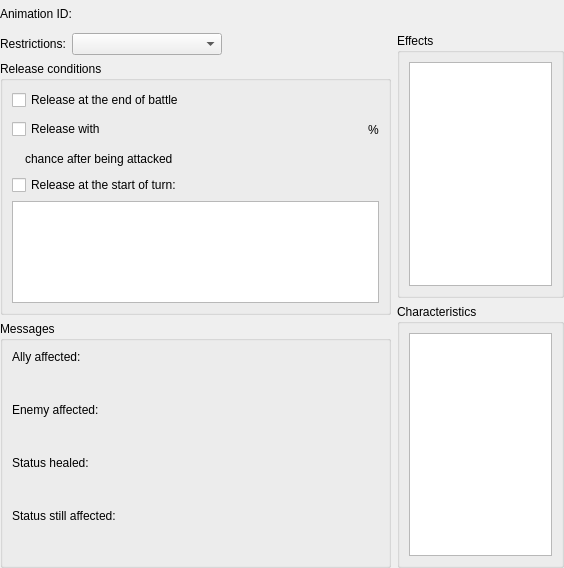
Before: the Qt Designer form Editor/CustomWidgets/panelstatus.ui in RPG-Paper-Maker/RPG-Paper-Maker, drawn with Qt 5.
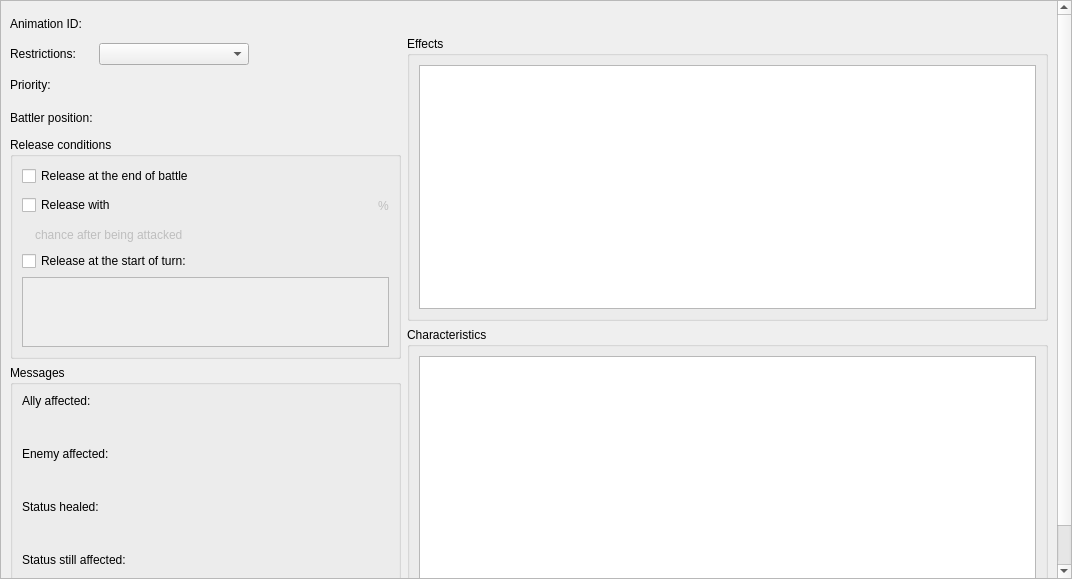
After: the same form once the commit is applied. Custom widgets are drawn as their Qt base class.

Commit message: [WIP] Status in battles: finished linking everything

Patch:
```diff
--- a/Editor/CustomWidgets/panelstatus.ui
+++ b/Editor/CustomWidgets/panelstatus.ui
@@ -6,14 +6,14 @@
    <rect>
     <x>0</x>
     <y>0</y>
-    <width>564</width>
-    <height>568</height>
+    <width>1072</width>
+    <height>579</height>
    </rect>
   </property>
   <property name="windowTitle">
    <string>Form</string>
   </property>
-  <layout class="QGridLayout" name="gridLayout_4">
+  <layout class="QGridLayout" name="gridLayout_7">
    <property name="leftMargin">
     <number>0</number>
    </property>
@@ -27,18 +27,37 @@
     <number>0</number>
    </property>
    <item row="0" column="0">
-    <layout class="QVBoxLayout" name="verticalLayout_8" stretch="0,1">
+    <widget class="QScrollArea" name="scrollArea">
+     <property name="widgetResizable">
+      <bool>true</bool>
+     </property>
+     <widget class="QWidget" name="scrollAreaWidgetContents">
+      <property name="geometry">
+       <rect>
+        <x>0</x>
+        <y>0</y>
+        <width>1056</width>
+        <height>669</height>
+       </rect>
+      </property>
+      <layout class="QGridLayout" name="gridLayout_6">
+       <item row="0" column="0">
+        <layout class="QHBoxLayout" name="horizontalLayout_6" stretch="0,1">
      <item>
-      <layout class="QHBoxLayout" name="horizontalLayout" stretch="0,0,1,0">
+          <layout class="QVBoxLayout" name="verticalLayout_3">
        <item>
+            <layout class="QGridLayout" name="gridLayout_4">
+             <item row="0" column="0">
         <widget class="QLabel" name="labelAnimation">
          <property name="text">
           <string>Animation ID:</string>
          </property>
         </widget>
        </item>
+             <item row="0" column="1">
+              <layout class="QHBoxLayout" name="horizontalLayout_5">
        <item>
-        <widget class="PanelPrimitiveValue" name="panelPrimitiveValueAnimationID" native="true">
+                <widget class="PanelPrimitiveValue" name="panelPrimitiveAnimationID" native="true">
          <property name="enabled">
           <bool>true</bool>
          </property>
@@ -57,49 +76,29 @@
         </widget>
        </item>
        <item>
-        <spacer name="horizontalSpacer">
+                <spacer name="horizontalSpacer_8">
          <property name="orientation">
           <enum>Qt::Horizontal</enum>
          </property>
          <property name="sizeHint" stdset="0">
           <size>
-           <width>38</width>
+                   <width>40</width>
            <height>20</height>
           </size>
          </property>
         </spacer>
        </item>
-       <item>
-        <widget class="WidgetIcon" name="widgetIcon" native="true">
-         <property name="minimumSize">
-          <size>
-           <width>0</width>
-           <height>0</height>
-          </size>
-         </property>
-         <property name="maximumSize">
-          <size>
-           <width>16777215</width>
-           <height>16777215</height>
-          </size>
-         </property>
-        </widget>
-       </item>
-      </layout>
-     </item>
-     <item>
-      <layout class="QHBoxLayout" name="horizontalLayout_7" stretch="0,1">
-       <item>
-        <layout class="QVBoxLayout" name="verticalLayout_7" stretch="0,1,0">
-         <item>
-          <layout class="QHBoxLayout" name="horizontalLayout_2" stretch="0,0,0">
-           <item>
+              </layout>
+             </item>
+             <item row="1" column="0">
             <widget class="QLabel" name="labelRestrictions">
              <property name="text">
               <string>Restrictions:</string>
              </property>
             </widget>
            </item>
+             <item row="1" column="1">
+              <layout class="QHBoxLayout" name="horizontalLayout_2">
            <item>
             <widget class="QComboBox" name="comboBoxRestrictions">
              <property name="minimumSize">
@@ -117,11 +116,99 @@
              </property>
              <property name="sizeHint" stdset="0">
               <size>
-               <width>0</width>
+                   <width>118</width>
                <height>20</height>
               </size>
              </property>
             </spacer>
+               </item>
+              </layout>
+             </item>
+             <item row="2" column="0">
+              <widget class="QLabel" name="labelPriority">
+               <property name="text">
+                <string>Priority:</string>
+               </property>
+              </widget>
+             </item>
+             <item row="2" column="1">
+              <layout class="QHBoxLayout" name="horizontalLayout_3">
+               <item>
+                <widget class="PanelPrimitiveValue" name="panelPrimitivePriority" native="true">
+                 <property name="enabled">
+                  <bool>true</bool>
+                 </property>
+                 <property name="minimumSize">
+                  <size>
+                   <width>250</width>
+                   <height>27</height>
+                  </size>
+                 </property>
+                 <property name="maximumSize">
+                  <size>
+                   <width>250</width>
+                   <height>27</height>
+                  </size>
+                 </property>
+                </widget>
+               </item>
+               <item>
+                <spacer name="horizontalSpacer_6">
+                 <property name="orientation">
+                  <enum>Qt::Horizontal</enum>
+                 </property>
+                 <property name="sizeHint" stdset="0">
+                  <size>
+                   <width>40</width>
+                   <height>20</height>
+                  </size>
+                 </property>
+                </spacer>
+               </item>
+              </layout>
+             </item>
+             <item row="3" column="0">
+              <widget class="QLabel" name="label_2">
+               <property name="text">
+                <string>Battler position:</string>
+               </property>
+              </widget>
+             </item>
+             <item row="3" column="1">
+              <layout class="QHBoxLayout" name="horizontalLayout_4">
+               <item>
+                <widget class="PanelPrimitiveValue" name="panelPrimitiveBattlerPosition" native="true">
+                 <property name="enabled">
+                  <bool>true</bool>
+                 </property>
+                 <property name="minimumSize">
+                  <size>
+                   <width>250</width>
+                   <height>27</height>
+                  </size>
+                 </property>
+                 <property name="maximumSize">
+                  <size>
+                   <width>250</width>
+                   <height>27</height>
+                  </size>
+                 </property>
+                </widget>
+               </item>
+               <item>
+                <spacer name="horizontalSpacer_7">
+                 <property name="orientation">
+                  <enum>Qt::Horizontal</enum>
+                 </property>
+                 <property name="sizeHint" stdset="0">
+                  <size>
+                   <width>40</width>
+                   <height>20</height>
+                  </size>
+                 </property>
+                </spacer>
+               </item>
+              </layout>
            </item>
           </layout>
          </item>
@@ -152,7 +239,7 @@
                 <item>
                  <widget class="PanelPrimitiveValue" name="panelPrimitiveValueChanceReleaseBeingAttacked" native="true">
                   <property name="enabled">
-                   <bool>true</bool>
+                     <bool>false</bool>
                   </property>
                   <property name="minimumSize">
                    <size>
@@ -170,6 +257,9 @@
                 </item>
                 <item>
                  <widget class="QLabel" name="labelPercent">
+                    <property name="enabled">
+                     <bool>false</bool>
+                    </property>
                   <property name="text">
                    <string>%</string>
                   </property>
@@ -207,6 +297,9 @@
                 </item>
                 <item>
                  <widget class="QLabel" name="labelChanceAfterBeingAttacked">
+                    <property name="enabled">
+                     <bool>false</bool>
+                    </property>
                   <property name="text">
                    <string>chance after being attacked</string>
                   </property>
@@ -236,6 +329,9 @@
               </item>
               <item>
                <widget class="WidgetSuperTree" name="treeViewReleaseChanceTurn">
+                  <property name="enabled">
+                   <bool>false</bool>
+                  </property>
                 <property name="verticalScrollBarPolicy">
                  <enum>Qt::ScrollBarAsNeeded</enum>
                 </property>
@@ -273,9 +369,7 @@
             <string>Messages</string>
            </property>
            <layout class="QGridLayout" name="gridLayout_3">
-            <item row="0" column="1">
-             <layout class="QVBoxLayout" name="verticalLayout_6">
-              <item>
+              <item row="0" column="0">
                <layout class="QVBoxLayout" name="verticalLayout_2">
                 <item>
                  <widget class="QLabel" name="label_4">
@@ -285,16 +379,7 @@
                  </widget>
                 </item>
                 <item>
-                 <layout class="QHBoxLayout" name="horizontalLayout_3" stretch="0,1">
-                  <item>
-                   <widget class="QLabel" name="label">
-                    <property name="text">
-                     <string>&lt;Ally&gt;</string>
-                    </property>
-                   </widget>
-                  </item>
-                  <item>
-                   <widget class="PanelPrimitiveValue" name="panelPrimitiveValueMessageAllyAffected" native="true">
+                 <widget class="PanelPrimitiveValue" name="panelPrimitiveMessageAllyAffected" native="true">
                     <property name="enabled">
                      <bool>true</bool>
                     </property>
@@ -312,30 +397,15 @@
                     </property>
                    </widget>
                   </item>
-                 </layout>
-                </item>
-               </layout>
-              </item>
               <item>
-               <layout class="QVBoxLayout" name="verticalLayout_3" stretch="0,1">
-                <item>
-                 <widget class="QLabel" name="label_5">
+                 <widget class="QLabel" name="labelEnemyAffected">
                   <property name="text">
                    <string>Enemy affected:</string>
                   </property>
                  </widget>
                 </item>
                 <item>
-                 <layout class="QHBoxLayout" name="horizontalLayout_4" stretch="0,1">
-                  <item>
-                   <widget class="QLabel" name="label_2">
-                    <property name="text">
-                     <string>&lt;Enemy&gt;</string>
-                    </property>
-                   </widget>
-                  </item>
-                  <item>
-                   <widget class="PanelPrimitiveValue" name="panelPrimitiveValueMessageEnemyAffected" native="true">
+                 <widget class="PanelPrimitiveValue" name="panelPrimitiveMessageEnemyAffected" native="true">
                     <property name="enabled">
                      <bool>true</bool>
                     </property>
@@ -353,30 +423,15 @@
                     </property>
                    </widget>
                   </item>
-                 </layout>
-                </item>
-               </layout>
-              </item>
               <item>
-               <layout class="QVBoxLayout" name="verticalLayout_4" stretch="0,1">
-                <item>
-                 <widget class="QLabel" name="label_6">
+                 <widget class="QLabel" name="labelStatusHealed">
                   <property name="text">
                    <string>Status healed:</string>
                   </property>
                  </widget>
                 </item>
                 <item>
-                 <layout class="QHBoxLayout" name="horizontalLayout_5" stretch="0,1">
-                  <item>
-                   <widget class="QLabel" name="label_3">
-                    <property name="text">
-                     <string>&lt;Target&gt;</string>
-                    </property>
-                   </widget>
-                  </item>
-                  <item>
-                   <widget class="PanelPrimitiveValue" name="panelPrimitiveValueMessageStatusHealed" native="true">
+                 <widget class="PanelPrimitiveValue" name="panelPrimitiveMessageStatusHealed" native="true">
                     <property name="enabled">
                      <bool>true</bool>
                     </property>
@@ -394,30 +449,15 @@
                     </property>
                    </widget>
                   </item>
-                 </layout>
-                </item>
-               </layout>
-              </item>
               <item>
-               <layout class="QVBoxLayout" name="verticalLayout_5" stretch="0,1">
-                <item>
-                 <widget class="QLabel" name="label_7">
+                 <widget class="QLabel" name="labelStatusStillAffected">
                   <property name="text">
                    <string>Status still affected:</string>
                   </property>
                  </widget>
                 </item>
                 <item>
-                 <layout class="QHBoxLayout" name="horizontalLayout_6" stretch="0,1">
-                  <item>
-                   <widget class="QLabel" name="label_8">
-                    <property name="text">
-                     <string>&lt;Target&gt;</string>
-                    </property>
-                   </widget>
-                  </item>
-                  <item>
-                   <widget class="PanelPrimitiveValue" name="panelPrimitiveValueMessageStatusStillAffected" native="true">
+                 <widget class="PanelPrimitiveValue" name="panelPrimitiveMessageStatusStillAffected" native="true">
                     <property name="enabled">
                      <bool>true</bool>
                     </property>
@@ -438,16 +478,45 @@
                  </layout>
                 </item>
                </layout>
+            </widget>
               </item>
              </layout>
             </item>
-           </layout>
+         <item>
+          <layout class="QVBoxLayout" name="verticalLayout" stretch="0,1,1">
+           <item>
+            <layout class="QHBoxLayout" name="horizontalLayout" stretch="1,0">
+             <item>
+              <spacer name="horizontalSpacer">
+               <property name="orientation">
+                <enum>Qt::Horizontal</enum>
+               </property>
+               <property name="sizeHint" stdset="0">
+                <size>
+                 <width>38</width>
+                 <height>20</height>
+                </size>
+               </property>
+              </spacer>
+             </item>
+             <item>
+              <widget class="WidgetIcon" name="widgetIcon" native="true">
+               <property name="minimumSize">
+                <size>
+                 <width>0</width>
+                 <height>0</height>
+                </size>
+               </property>
+               <property name="maximumSize">
+                <size>
+                 <width>16777215</width>
+                 <height>16777215</height>
+                </size>
+               </property>
           </widget>
          </item>
         </layout>
        </item>
-       <item>
-        <layout class="QVBoxLayout" name="verticalLayout" stretch="1,1">
          <item>
           <widget class="QGroupBox" name="groupBoxEffects">
            <property name="title">
@@ -477,6 +546,8 @@
       </layout>
      </item>
     </layout>
+     </widget>
+    </widget>
    </item>
   </layout>
  </widget>
```
Left out of the diff: 4 changed lines with no effect on the pictures. Lines whose indentation alone changed are shown as unchanged. The commit also changes 11 other files.
